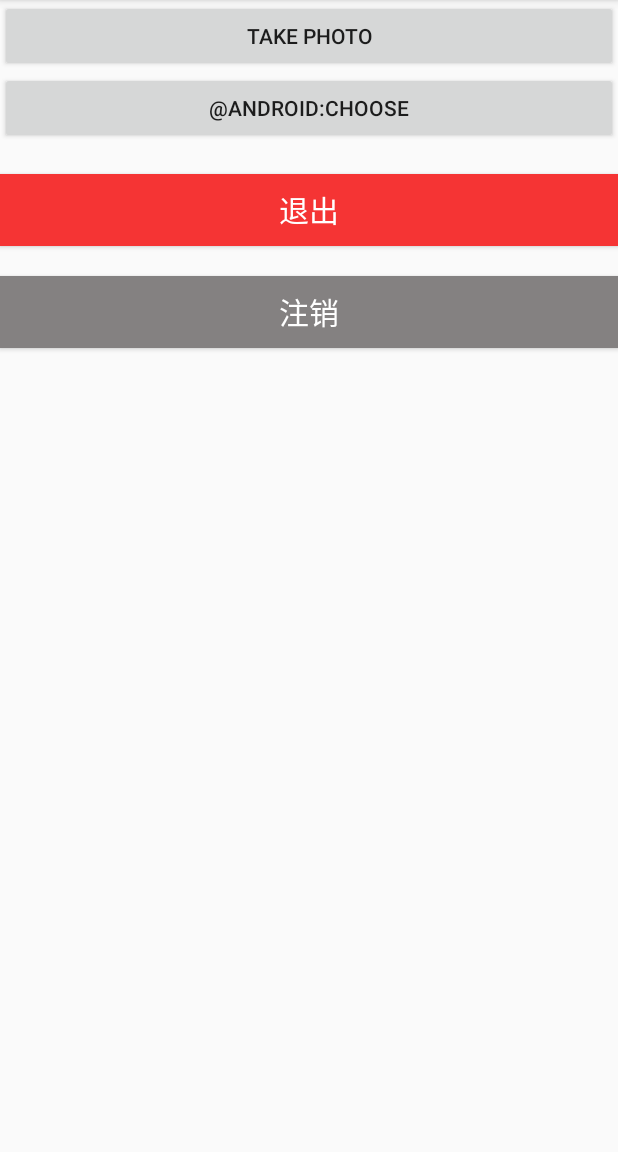
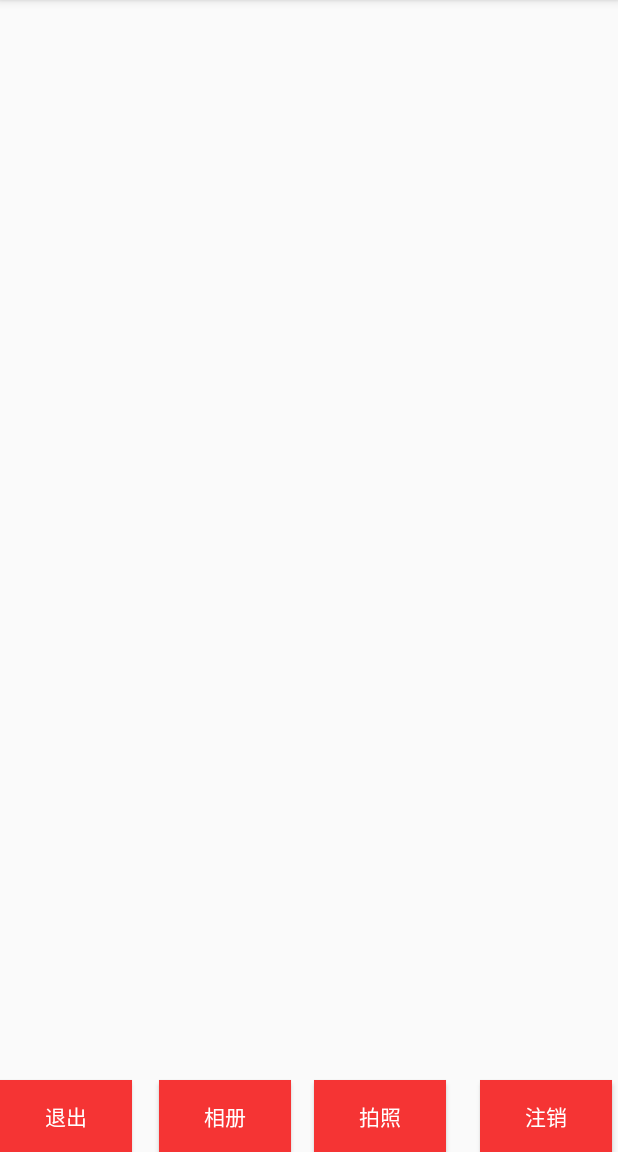
Before and after one commit to klrc/FoodNutritionEstimation, an Android app: the User screen opened directly, with no data from a screen before it, on a phone screen of 412 x 824 dp, the part 84-1236 px from its top. Run offline under Robolectric (Android 15) with nearby library versions, the phone set to English and light mode, and no system bars.

Commit message:
something wrong about camera, already fixed

```diff
--- a/research/android/camera/app/build.gradle
+++ b/research/android/camera/app/build.gradle
@@ -21,6 +21,7 @@ android {
 dependencies {
     implementation fileTree(dir: 'libs', include: ['*.jar'])
     implementation 'com.android.support:appcompat-v7:28.0.0'
+    implementation 'com.android.support.constraint:constraint-layout:1.1.3'
     testImplementation 'junit:junit:4.12'
     androidTestImplementation 'com.android.support.test:runner:1.0.2'
     androidTestImplementation 'com.android.support.test.espresso:espresso-core:3.0.2'
--- a/research/android/camera/app/src/main/java/com/example/camera/UserDataManager.java
+++ b/research/android/camera/app/src/main/java/com/example/camera/UserDataManager.java
@@ -21,15 +21,16 @@ public class UserDataManager {             //用户数据管理类
     private Context mContext = null;
 
     //创建用户book表
-    private static final String DB_CREATE = "CREATE TABLE " + TABLE_NAME + " ("
-            + ID + " integer primary key," + USER_NAME + " varchar(16),"
-            + USER_PWD + " varchar(16)" + ");";
+    private static final String DB_CREATE = "CREATE TABLE " + TABLE_NAME + " (" //TABLE NAME = "users"
+            + "ID integer primary key,"
+            + "USER_NAME  varchar(16),"
+            + "USER_PWD varchar(16))";
 
     private SQLiteDatabase mSQLiteDatabase = null;
     private DataBaseManagementHelper mDatabaseHelper = null;
 
     //DataBaseManagementHelper继承自SQLiteOpenHelper
-    private static class DataBaseManagementHelper extends SQLiteOpenHelper {
+    private static class DataBaseManagementHelper extends SQLiteOpenHelper {//继承字抽象类qoh，需要重写 oncreate和 onupgrade两个方法
 
         DataBaseManagementHelper(Context context) {
             super(context, DB_NAME, null, DB_VERSION);
@@ -41,7 +42,7 @@ public class UserDataManager {             //用户数据管理类
             db.execSQL("DROP TABLE IF EXISTS " + TABLE_NAME + ";");
             db.execSQL(DB_CREATE);
             Log.i(TAG, "db.execSQL(DB_CREATE)");
-            Log.e(TAG, DB_CREATE);
+            Log.e(TAG, DB_CREATE);  //drop if 操作是为了删除原有的  创建新的，是一种常用的更新方法
         }
 
         @Override
--- a/research/android/camera/app/src/main/res/layout/login_layout.xml
+++ b/research/android/camera/app/src/main/res/layout/login_layout.xml
@@ -32,7 +32,7 @@
         <Button
             android:layout_width="match_parent"
             android:layout_height="wrap_content"
-            android:text="登陆"
+            android:text="登录"
             android:textSize="20dp"
             android:textColor="#ffffff"
             android:background="#373cbd"
--- a/research/android/camera/app/src/main/res/layout/resetpwd_layout.xml
+++ b/research/android/camera/app/src/main/res/layout/resetpwd_layout.xml
@@ -17,11 +17,6 @@
         android:hint="请输入账号"
         android:inputType="textPersonName"
         android:ems="16"
-        android:layout_alignParentTop="true"
-        android:layout_alignParentLeft="true"
-        android:layout_alignParentRight="true"
-        android:layout_alignParentStart="true"
-        android:layout_alignParentEnd="true"
         />
 
     <EditText
--- a/research/android/camera/app/src/main/res/layout/user_layout.xml
+++ b/research/android/camera/app/src/main/res/layout/user_layout.xml
@@ -1,52 +1,66 @@
 <?xml version="1.0" encoding="utf-8"?>
-<LinearLayout xmlns:android="http://schemas.android.com/apk/res/android"
+<RelativeLayout xmlns:android="http://schemas.android.com/apk/res/android"
     xmlns:tools="http://schemas.android.com/tools"
     android:layout_width="match_parent"
     android:layout_height="match_parent"
-    android:orientation="vertical"
+    android:orientation="horizontal"
     tools:context="com.example.camera.User">
+
     <Button
         android:id="@+id/take_photo"
-        android:layout_width="match_parent"
+        android:layout_width="wrap_content"
         android:layout_height="wrap_content"
-        android:text="take photo" />
+        android:layout_alignParentLeft="true"
+        android:layout_alignParentBottom="true"
+        android:layout_gravity="bottom"
+
+        android:layout_marginLeft="209dp"
+        android:layout_marginBottom="0dp"
+        android:background="#f53434"
+        android:text="拍照"
+        android:textColor="#ffffff" />
+
     <Button
-        android:layout_width="match_parent"
+        android:id="@+id/choose_from_album"
+        android:layout_width="wrap_content"
         android:layout_height="wrap_content"
-        android:id="@+id/choose_from_album"
-        android:text="@android:choose"
+        android:layout_alignParentLeft="true"
+        android:layout_alignParentBottom="true"
+        android:layout_gravity="bottom"
+        android:layout_marginLeft="106dp"
+        android:layout_marginBottom="0dp"
+        android:background="#f53434"
+        android:text="相册"
+        android:textColor="#ffffff" />
+
+    <Button
+        android:id="@+id/returnback"
+        android:layout_width="wrap_content"
+        android:layout_height="wrap_content"
+        android:layout_gravity="bottom"
+        android:layout_alignParentLeft="true"
+        android:layout_alignParentBottom="true"
+        android:background="#f53434"
+        android:text="退出"
+        android:textColor="#ffffff"
         />
 
     <Button
-        android:layout_width="match_parent"
+        android:id="@+id/user_cancel"
+        android:layout_width="wrap_content"
         android:layout_height="wrap_content"
-        android:text="退出"
-        android:id="@+id/returnback"
-        android:textColor="#ffffff"
-        android:textSize="20dp"
+        android:layout_alignParentLeft="true"
+        android:layout_alignParentBottom="true"
+        android:layout_gravity="bottom"
+        android:layout_marginLeft="320dp"
+        android:layout_marginTop="20dp"
+        android:layout_marginBottom="0dp"
         android:background="#f53434"
-        android:layout_marginTop="20dp"
-        android:layout_alignParentLeft="true"
-        android:layout_alignParentStart="true"
-        android:layout_alignParentRight="true"
-        android:layout_alignParentEnd="true" />
-    <Button
-        android:layout_width="match_parent"
-        android:layout_height="wrap_content"
-        android:id="@+id/user_cancel"
         android:text="注销"
-        android:layout_marginTop="20dp"
-        android:textSize="20dp"
-        android:textColor="#ffffff"
-        android:background="#848181"
-        android:layout_alignParentLeft="true"
-        android:layout_alignParentStart="true"
-        android:layout_alignParentRight="true"
-        android:layout_alignParentEnd="true"
-        />
+        android:textColor="#ffffff" />
     <ImageView
         android:layout_width="wrap_content"
         android:layout_height="wrap_content"
         android:id="@+id/picture"
-        android:layout_gravity = "center_horizontal"/>
-</LinearLayout>
+        android:layout_gravity = "center_vertical"/>
+</RelativeLayout>
```
Also changed, not shown: research/android/camera/app/src/main/AndroidManifest.xml (+11 -5 lines), research/android/camera/app/src/main/java/com/example/camera/Register.java (+4 -4 lines), 2 other files.
